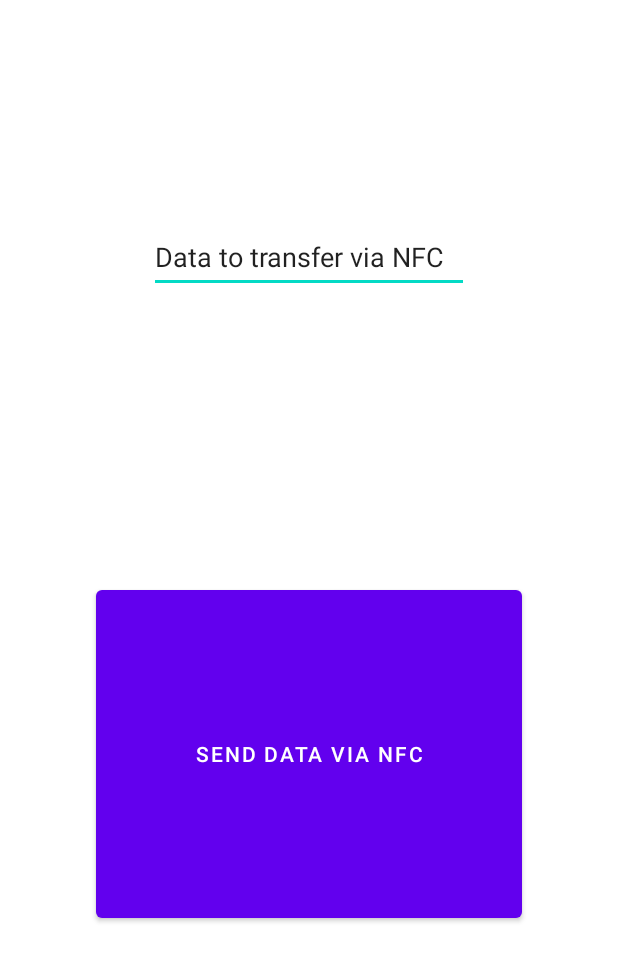
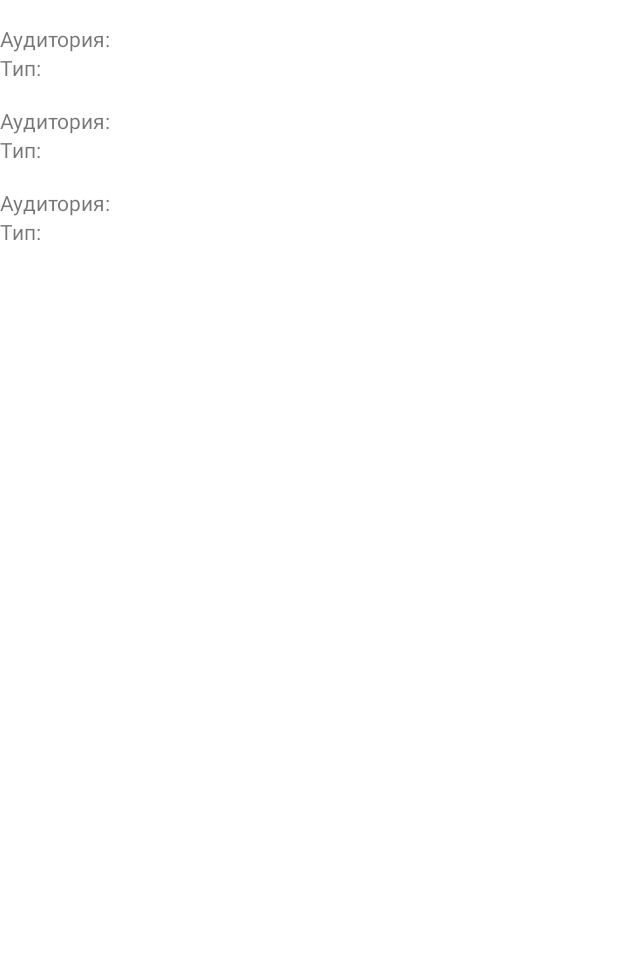
Before and after one commit to Waitmaran/Skud, an Android app: the layout activity_main.xml on its own in the app's theme, with its tools: preview values and no code run, on a phone screen of 412 x 824 dp. Shown: the top 961 px of the screen. Run offline under Robolectric (Android 15) with nearby library versions, the phone set to English and light mode, and no system bars.

Commit message:
second try

```diff
--- a/app/build.gradle
+++ b/app/build.gradle
@@ -45,4 +45,7 @@ dependencies {
     testImplementation 'junit:junit:4.13.2'
     androidTestImplementation 'androidx.test.ext:junit:1.1.3'
     androidTestImplementation 'androidx.test.espresso:espresso-core:3.4.0'
+    implementation 'com.google.code.gson:gson:2.8.5'
+
+
 }
--- a/app/src/main/res/layout/activity_main.xml
+++ b/app/src/main/res/layout/activity_main.xml
@@ -6,31 +6,14 @@
     android:layout_height="match_parent"
     tools:context=".MainActivity">
 
-    <EditText
-        android:id="@+id/editTextData"
-        android:layout_width="wrap_content"
-        android:layout_height="wrap_content"
-        android:layout_marginTop="147dp"
-        android:layout_marginBottom="192dp"
-        android:ems="10"
-        android:inputType="textPersonName"
-        android:minHeight="48dp"
-        android:text="Data to transfer via NFC"
-        app:layout_constraintBottom_toTopOf="@+id/buttonSendData"
-        app:layout_constraintEnd_toEndOf="parent"
-        app:layout_constraintStart_toStartOf="parent"
-        app:layout_constraintTop_toTopOf="parent" />
-
-    <Button
-        android:id="@+id/buttonSendData"
+    <androidx.recyclerview.widget.RecyclerView
+        android:id="@+id/recyclerView"
         android:layout_width="0dp"
         android:layout_height="0dp"
-        android:layout_marginStart="64dp"
-        android:layout_marginEnd="64dp"
-        android:layout_marginBottom="206dp"
-        android:text="Send Data via NFC"
         app:layout_constraintBottom_toBottomOf="parent"
         app:layout_constraintEnd_toEndOf="parent"
+        app:layout_constraintHorizontal_bias="1.0"
         app:layout_constraintStart_toStartOf="parent"
-        app:layout_constraintTop_toBottomOf="@+id/editTextData" />
+        app:layout_constraintTop_toTopOf="parent"
+        tools:listitem="@layout/row_item_classroom" />
 </androidx.constraintlayout.widget.ConstraintLayout>
--- /dev/null
+++ b/app/src/main/res/layout/row_item_classroom.xml
@@ -0,0 +1,24 @@
+<?xml version="1.0" encoding="utf-8"?>
+<androidx.constraintlayout.widget.ConstraintLayout xmlns:android="http://schemas.android.com/apk/res/android"
+    xmlns:app="http://schemas.android.com/apk/res-auto"
+    android:layout_width="wrap_content"
+    android:layout_height="wrap_content">
+
+    <TextView
+        android:id="@+id/textViewClassRoom"
+        android:layout_width="wrap_content"
+        android:layout_height="wrap_content"
+        android:layout_marginTop="16dp"
+        android:text="@string/classroom_name"
+        app:layout_constraintStart_toStartOf="parent"
+        app:layout_constraintTop_toTopOf="parent" />
+
+    <TextView
+        android:id="@+id/textViewClassRoomType"
+        android:layout_width="wrap_content"
+        android:layout_height="wrap_content"
+        android:text="@string/classroom_type"
+        app:layout_constraintStart_toStartOf="parent"
+        app:layout_constraintTop_toBottomOf="@+id/textViewClassRoom" />
+
+</androidx.constraintlayout.widget.ConstraintLayout>
--- a/app/src/main/res/values/strings.xml
+++ b/app/src/main/res/values/strings.xml
@@ -2,4 +2,7 @@
     <string name="app_name">SCUD</string>
     <string name="servicedesc">NFC card emulation service</string>
     <string name="aiddescription">nfc aid</string>
+    <string name="element_text">авдао</string>
+    <string name="classroom_name">Аудитория:</string>
+    <string name="classroom_type">Тип:</string>
 </resources>
```
Also changed, not shown: app/src/main/java/com/colin/skud/ClassInfo.kt (added, +9 -0 lines), app/src/main/java/com/colin/skud/ClassRoomRecyclerAdapter.kt (added, +34 -0 lines), app/src/main/java/com/colin/skud/MainActivity.kt (+11 -7 lines).
